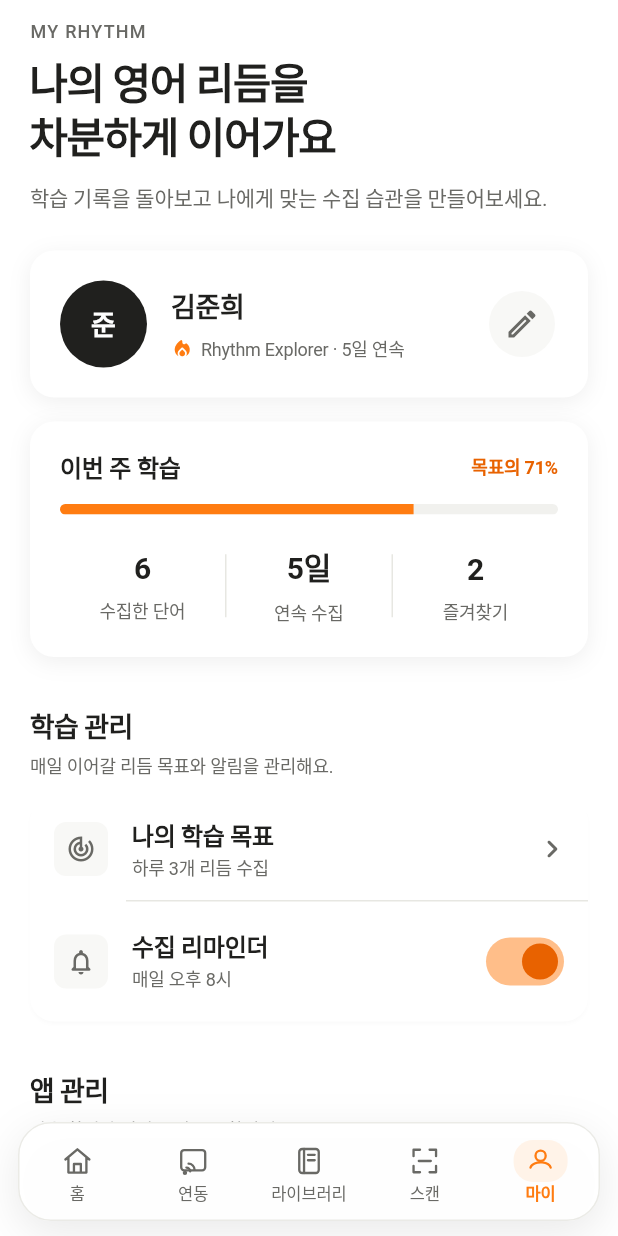
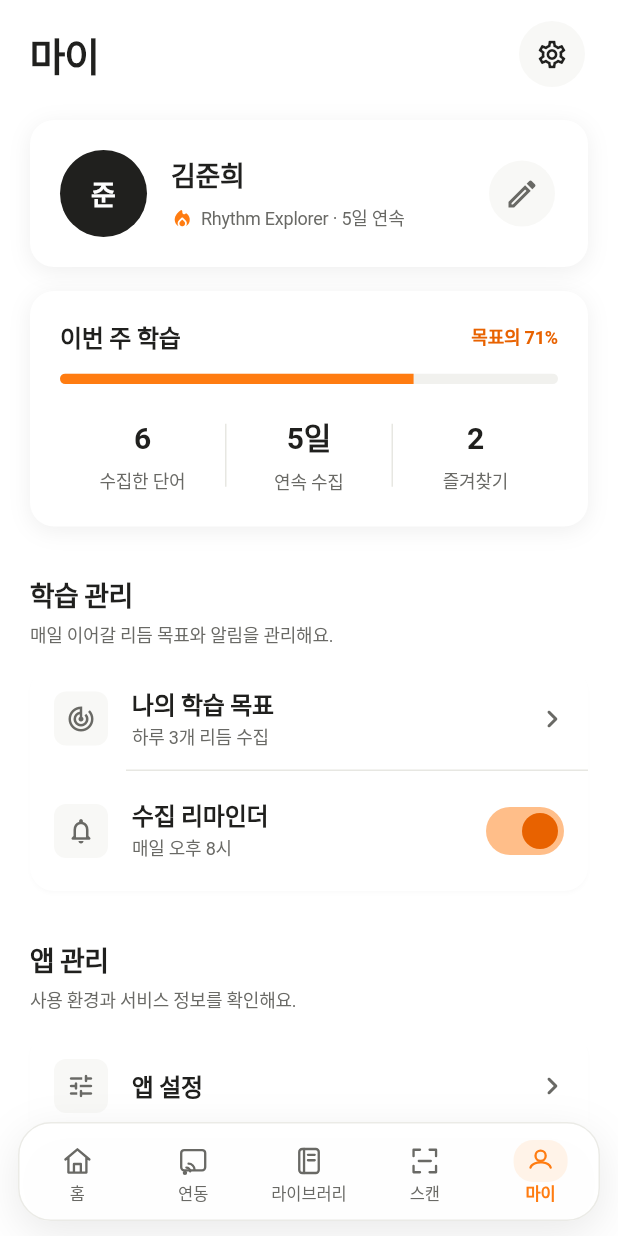
Before and after one commit to juliekimgold-web/eng-rhythm-7q2m9x4k8v3p, a Flutter app: the screen it shows after launch, after a tap on an icon or button, on a phone screen of 412 x 824 dp. Run offline on Flutter 3.47's test engine with Material 3 defaults, Android fonts, the phone set to English and light mode, and no system bars; our stand-ins replace flutter_tts; Roboto replaces fonts that are missing (Pretendard).

Commit message:
soften actions and simplify profile

```diff
--- a/lib/screens/device_screen.dart
+++ b/lib/screens/device_screen.dart
@@ -60,8 +60,8 @@ class _DeviceScreenState extends State<DeviceScreen> {
                     setState(() => _connected = true);
                   },
                   style: FilledButton.styleFrom(
-                    backgroundColor: AppColors.ink,
-                    foregroundColor: Colors.white,
+                    backgroundColor: AppColors.orange,
+                    foregroundColor: AppColors.ink,
                   ),
                   icon: const Icon(Icons.bluetooth_searching_rounded),
                   label: const Text('디바이스 다시 연결'),
@@ -272,9 +272,10 @@ class _DeviceDashboardCard extends StatelessWidget {
                     key: const ValueKey('device-connection-manager'),
                     onPressed: onManage,
                     style: TextButton.styleFrom(
-                      foregroundColor: Colors.white,
-                      backgroundColor: AppColors.ink,
+                      foregroundColor: AppColors.ink,
+                      backgroundColor: AppColors.surface,
                       minimumSize: const Size.fromHeight(48),
+                      side: const BorderSide(color: AppColors.line),
                       shape: RoundedRectangleBorder(
                         borderRadius: BorderRadius.circular(12),
                       ),
--- a/lib/screens/my_page_screen.dart
+++ b/lib/screens/my_page_screen.dart
@@ -33,8 +33,8 @@ class _MyPageScreenState extends State<MyPageScreen> {
           104,
         ),
         children: [
-          const _MyIntro(),
-          const SizedBox(height: AppSpacing.lg),
+          _MyPageHeader(onOpenSettings: () => _showReadyMessage('앱 설정')),
+          const SizedBox(height: AppSpacing.page),
           _ProfileCard(onEdit: () => _showReadyMessage('프로필 수정')),
           const SizedBox(height: AppSpacing.md),
           AnimatedBuilder(
@@ -122,39 +122,33 @@ class _MyPageScreenState extends State<MyPageScreen> {
   }
 }
 
-class _MyIntro extends StatelessWidget {
-  const _MyIntro();
+class _MyPageHeader extends StatelessWidget {
+  const _MyPageHeader({required this.onOpenSettings});
+
+  final VoidCallback onOpenSettings;
 
   @override
   Widget build(BuildContext context) {
-    return Column(
-      crossAxisAlignment: CrossAxisAlignment.start,
+    return Row(
+      key: const ValueKey('my-page-header'),
       children: [
-        const Text(
-          'MY RHYTHM',
-          style: TextStyle(
-            color: AppColors.inkSoft,
-            fontSize: AppTypeScale.caption,
-            fontWeight: FontWeight.w500,
-            letterSpacing: .8,
+        Expanded(
+          child: Text(
+            '마이',
+            style: Theme.of(context).textTheme.headlineLarge?.copyWith(
+                  fontSize: 26,
+                  letterSpacing: -.7,
+                ),
           ),
         ),
-        const SizedBox(height: 7),
-        Text(
-          '나의 영어 리듬을\n차분하게 이어가요',
-          style: Theme.of(context).textTheme.headlineLarge?.copyWith(
-                fontSize: 28,
-                height: 1.22,
-                letterSpacing: -1,
-              ),
-        ),
-        const SizedBox(height: AppSpacing.sm),
-        const Text(
-          '학습 기록을 돌아보고 나에게 맞는 수집 습관을 만들어보세요.',
-          style: TextStyle(
-            color: AppColors.inkSoft,
-            fontSize: AppTypeScale.body,
-            height: 1.5,
+        IconButton(
+          onPressed: onOpenSettings,
+          tooltip: '앱 설정',
+          icon: const Icon(Icons.settings_outlined, size: 22),
+          color: AppColors.ink,
+          style: IconButton.styleFrom(
+            backgroundColor: AppColors.surface,
+            minimumSize: const Size.square(AppControlSize.minTouchTarget),
           ),
         ),
       ],
```
Also changed, not shown: 1 other file.
